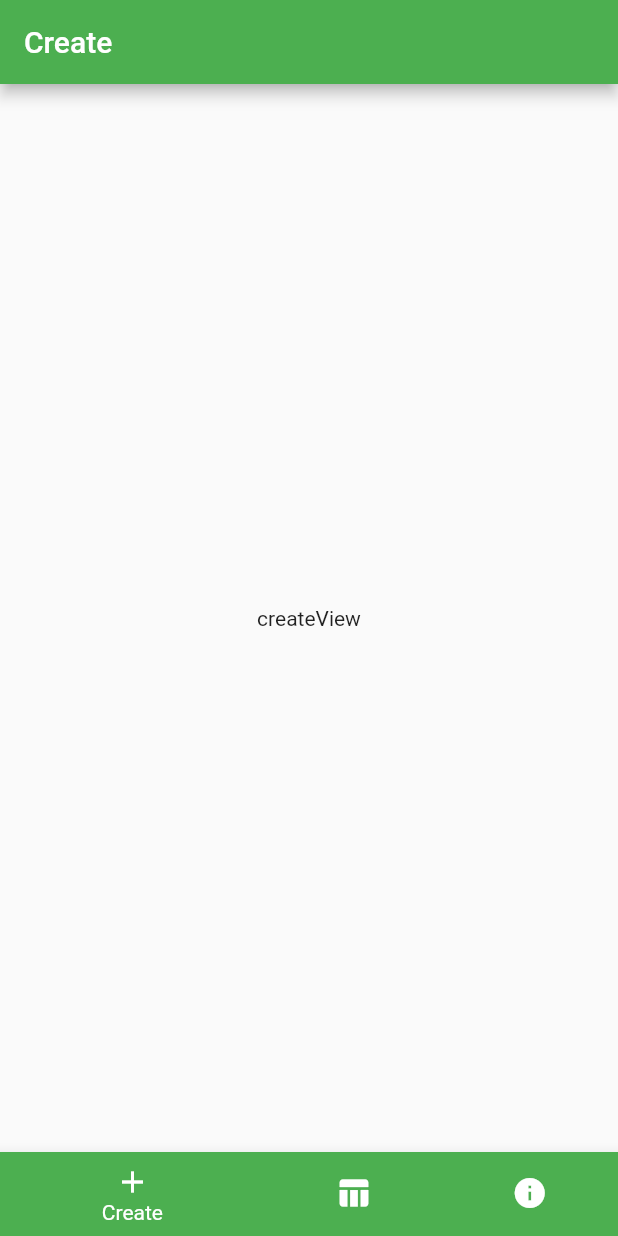
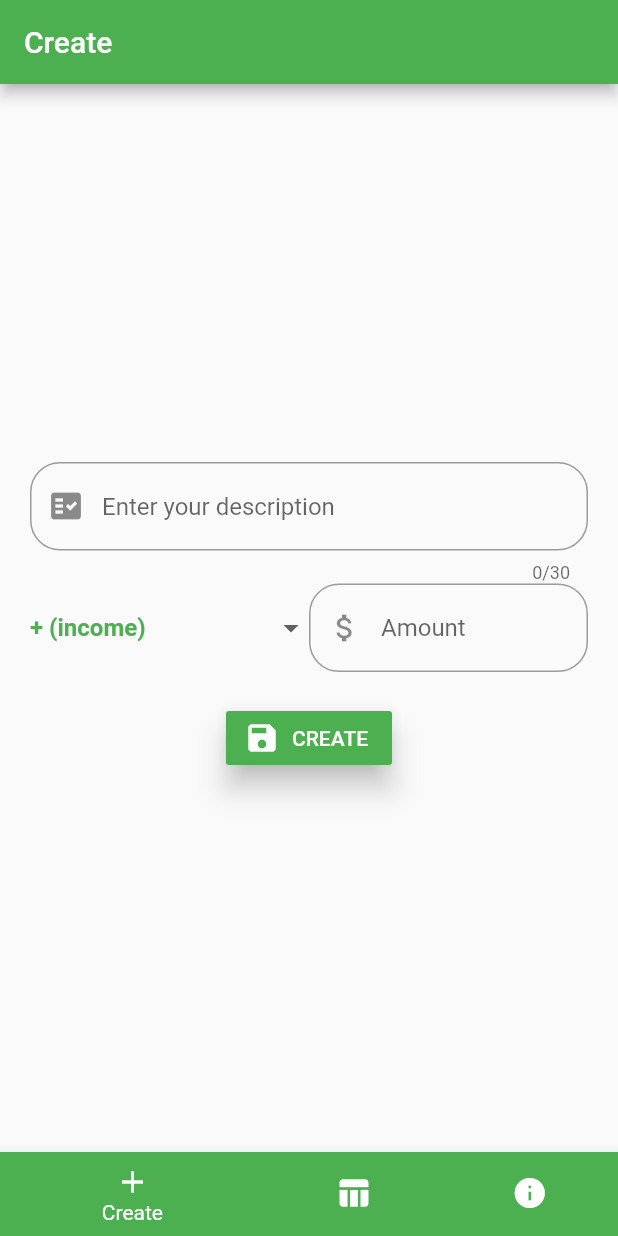
Before and after one commit to nejdetkadir/flutter-budget-calculator, a Flutter app: the screen it shows after launch, on a phone screen of 412 x 824 dp. Run offline on Flutter 3.47's test engine with Material 2 defaults, Android fonts, the phone set to English and light mode, and no system bars.

Commit message:
Create operation of save

```diff
--- a/lib/main.dart
+++ b/lib/main.dart
@@ -1,5 +1,7 @@
 import 'package:flutter/material.dart';
 import 'package:budget_calculator/view/data-table.dart';
+import 'package:budget_calculator/view/create.dart';
+import 'package:budget_calculator/model/record.dart';
 
 void main() {
   runApp(MyApp());
@@ -17,7 +19,7 @@ class MyApp extends StatelessWidget {
 }
 
 class MyHomePage extends StatefulWidget {
-  static List<Record> listData = [Record(11, "Elektrik Faturası", "-", 150.0)];
+  static List<Record> listData = [];
 
   @override
   _MyHomePageState createState() => _MyHomePageState();
@@ -32,7 +34,7 @@ class _MyHomePageState extends State<MyHomePage> {
   @override
   void initState() {
     super.initState();
-    pages = [createView(), DataTableView(), detailsView()];
+    pages = [CreateView(), DataTableView(), detailsView()];
     colors = [Colors.green, Colors.yellow.shade900, Colors.brown];
     titles = ["Create", "Data Table", "Details"];
   }
@@ -73,24 +75,9 @@ class _MyHomePageState extends State<MyHomePage> {
     );
   }
 
-  createView() {
-    return Center(
-      child: Text("createView"),
-    );
-  }
-
   detailsView() {
     return Center(
       child: Text("detailsView"),
     );
   }
 }
-
-class Record {
-  int id;
-  String description;
-  String type;
-  double amount;
-
-  Record(this.id, this.description, this.type, this.amount);
-}
--- /dev/null
+++ b/lib/model/record.dart
@@ -0,0 +1,8 @@
+class Record {
+  int id;
+  String description;
+  String type;
+  double amount;
+
+  Record(this.id, this.description, this.type, this.amount);
+}
--- /dev/null
+++ b/lib/view/create.dart
@@ -0,0 +1,152 @@
+import 'package:flutter/material.dart';
+import 'package:budget_calculator/main.dart';
+import 'package:budget_calculator/model/record.dart';
+
+class CreateView extends StatefulWidget {
+  @override
+  State<StatefulWidget> createState() => _CreateView();
+}
+
+class _CreateView extends State<CreateView> {
+  var formKey = GlobalKey<FormState>();
+  String selectedType = "+ (income)";
+  TextEditingController descriptionController;
+  TextEditingController amountController;
+  String description;
+  double amount;
+
+  @override
+  void initState() {
+    super.initState();
+    descriptionController = TextEditingController();
+    amountController = TextEditingController();
+  }
+
+  @override
+  Widget build(BuildContext context) {
+    return Center(
+      child: Container(
+        alignment: Alignment.center,
+        margin: EdgeInsets.symmetric(horizontal: 20),
+        child: Form(
+          key: formKey,
+          child: Column(
+            mainAxisAlignment: MainAxisAlignment.center,
+            children: [
+              TextFormField(
+                controller: descriptionController,
+                keyboardType: TextInputType.text,
+                decoration: InputDecoration(
+                  prefixIcon: Icon(Icons.fact_check),
+                  hintText: "Enter your description",
+                  border: OutlineInputBorder(
+                    borderRadius: BorderRadius.all(
+                      Radius.circular(20),
+                    ),
+                  ),
+                ),
+                maxLength: 30,
+                validator: (value) {
+                  if (value.length > 0) {
+                    return null;
+                  } else
+                    return "Can not assign empty value!";
+                },
+                onSaved: (newValue) => description = newValue,
+              ),
+              Row(
+                children: [
+                  Expanded(
+                      child: DropdownButtonHideUnderline(
+                    child: DropdownButton<String>(
+                      onChanged: (value) {
+                        setState(() {
+                          selectedType = value;
+                        });
+                      },
+                      value: selectedType,
+                      items: [
+                        DropdownMenuItem(
+                          value: "+ (income)",
+                          child: Text(
+                            "+ (income)",
+                            style: TextStyle(
+                                color: Colors.green,
+                                fontWeight: FontWeight.bold),
+                          ),
+                        ),
+                        DropdownMenuItem(
+                          value: "- (expense)",
+                          child: Text(
+                            "- (expense)",
+                            style: TextStyle(
+                                color: Colors.red, fontWeight: FontWeight.bold),
+                          ),
+                        )
+                      ],
+                    ),
+                  )),
+                  Expanded(
+                    child: TextFormField(
+                      controller: amountController,
+                      keyboardType: TextInputType.number,
+                      decoration: InputDecoration(
+                        prefixIcon: Icon(Icons.attach_money),
+                        hintText: "Amount",
+                        border: OutlineInputBorder(
+                          borderRadius: BorderRadius.all(
+                            Radius.circular(20),
+                          ),
+                        ),
+                      ),
+                      validator: (value) {
+                        try {
+                          if (double.parse(value).runtimeType == double ||
+                              int.parse(value).runtimeType == int) {
+                            return null;
+                          } else {
+                            return "Enter amount";
+                          }
+                        } catch (e) {
+                          return "Enter amount";
+                        }
+                      },
+                      onSaved: (newValue) => amount = double.parse(newValue),
+                    ),
+                  ),
+                ],
+              ),
+              Container(
+                margin: EdgeInsets.only(top: 20),
+                child: RaisedButton.icon(
+                  onPressed: () {
+                    if (formKey.currentState.validate()) {
+                      formKey.currentState.save();
+                      setState(() {
+                        MyHomePage.listData.add(
+                            Record(1, description, selectedType[0], amount));
+                        selectedType = "+ (income)";
+                        descriptionController.text = "";
+                        amountController.text = "";
+                      });
+                    }
+                  },
+                  icon: Icon(
+                    Icons.save,
+                    color: Colors.white,
+                  ),
+                  label: Text(
+                    "CREATE",
+                    style: TextStyle(color: Colors.white),
+                  ),
+                  color: selectedType[0] == "+" ? Colors.green : Colors.red,
+                  elevation: 8,
+                ),
+              )
+            ],
+          ),
+        ),
+      ),
+    );
+  }
+}
```
